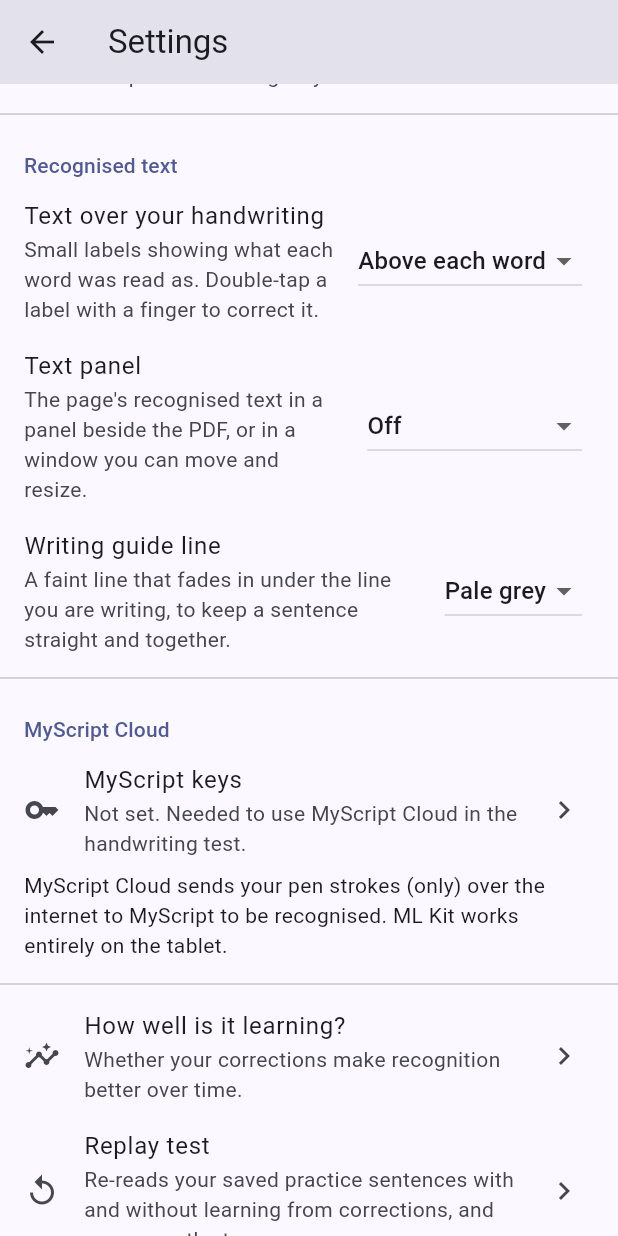
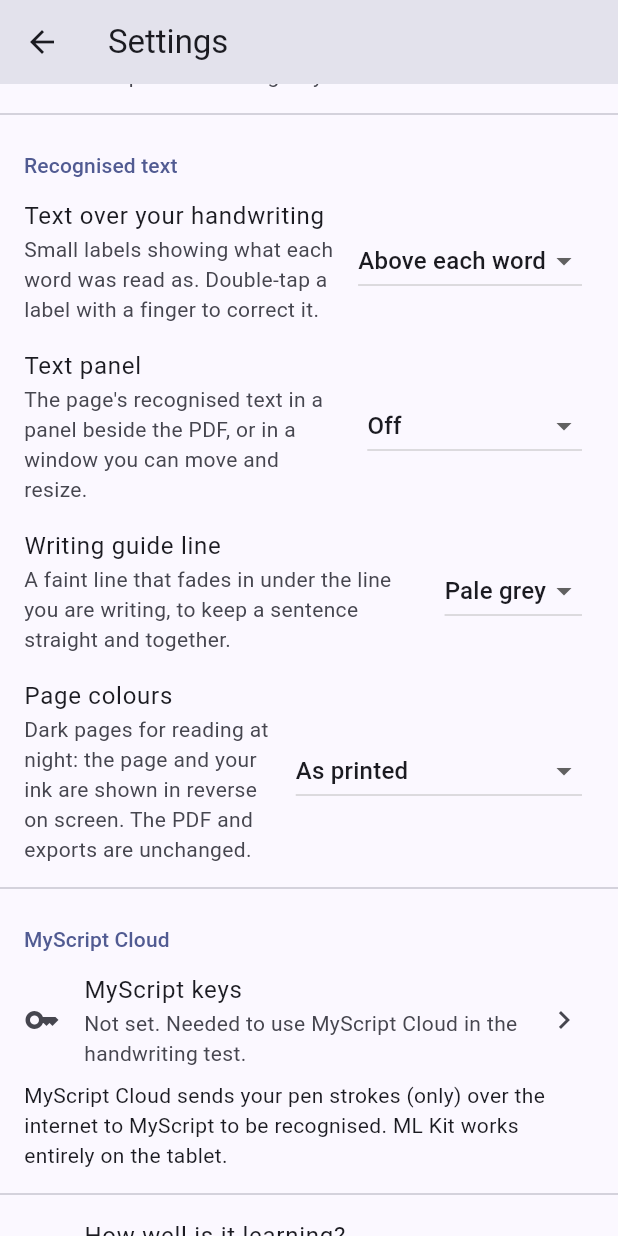
Before and after one commit to evilpuppypower/writing-recogniser-app, a Flutter app: the SettingsScreen screen opened directly, scrolled down 1728 dp, on a phone screen of 412 x 824 dp. Run offline on Flutter 3.47's test engine with Material 3 defaults, Android fonts, the phone set to English and light mode, and no system bars; our stand-ins replace share_plus, shared_preferences, sqflite; missing offline and left inert: dart:ffi, google_mlkit_digital_ink_recognition, pdfium_dart, pdfrx; accounts and stored records are empty.

Commit message:
Dark pages: pages and ink shown dark for night reading
Settings > Page colours: as printed, dark, or dark when the tablet is.
Only the screen changes; the PDF and exports are unchanged.

Co-Authored-By: Claude Opus 5.5 <noreply@anthropic.com>

```diff
--- a/lib/core/app_settings.dart
+++ b/lib/core/app_settings.dart
@@ -93,6 +93,18 @@ enum WritingGuide {
   final int colorArgb;
 }
 
+/// How PDF pages look (owner's request, 2026-10-15): as printed, dark for
+/// reading at night, or dark only while the tablet is in dark mode. Only
+/// the screen changes: never the PDF or an export.
+enum PageColours {
+  light('As printed'),
+  dark('Dark'),
+  system('Dark when the tablet is');
+
+  const PageColours(this.label);
+  final String label;
+}
+
 /// "Also convert handwriting I haven't converted" at export (owner's
 /// choice 1b): remembered from the last export once it has been chosen.
 enum ExportConvertRest {
@@ -121,6 +133,7 @@ class AppSettings {
     this.textLabels = TextLabelPlace.above,
     this.textPanel = TextPanelPlace.off,
     this.writingGuide = WritingGuide.grey,
+    this.pageColours = PageColours.light,
     this.exportConvertRest = ExportConvertRest.auto,
   });
 
@@ -218,6 +231,9 @@ class AppSettings {
   /// The guide line under the line being written, or off.
   final WritingGuide writingGuide;
 
+  /// See [PageColours].
+  final PageColours pageColours;
+
   /// The export dialog's "Also convert" tick, as last chosen.
   final ExportConvertRest exportConvertRest;
 
@@ -239,6 +255,7 @@ class AppSettings {
     TextLabelPlace? textLabels,
     TextPanelPlace? textPanel,
     WritingGuide? writingGuide,
+    PageColours? pageColours,
     ExportConvertRest? exportConvertRest,
   }) => AppSettings(
     appColour: appColour ?? this.appColour,
@@ -272,6 +289,7 @@ class AppSettings {
     textLabels: textLabels ?? this.textLabels,
     textPanel: textPanel ?? this.textPanel,
     writingGuide: writingGuide ?? this.writingGuide,
+    pageColours: pageColours ?? this.pageColours,
     exportConvertRest: exportConvertRest ?? this.exportConvertRest,
   );
 
@@ -293,6 +311,7 @@ class AppSettings {
     'textLabels': textLabels.name,
     'textPanel': textPanel.name,
     'writingGuide': writingGuide.name,
+    'pageColours': pageColours.name,
     'exportConvertRest': exportConvertRest.name,
   };
 
@@ -369,6 +388,7 @@ class AppSettings {
         m['writingGuide'],
         d.writingGuide,
       ),
+      pageColours: byName(PageColours.values, m['pageColours'], d.pageColours),
       exportConvertRest: byName(
         ExportConvertRest.values,
         m['exportConvertRest'],
@@ -397,6 +417,7 @@ class AppSettings {
       other.textLabels == textLabels &&
       other.textPanel == textPanel &&
       other.writingGuide == writingGuide &&
+      other.pageColours == pageColours &&
       other.exportConvertRest == exportConvertRest;
 
   @override
@@ -418,6 +439,7 @@ class AppSettings {
     textLabels,
     textPanel,
     writingGuide,
+    pageColours,
     exportConvertRest,
   );
 }
--- a/lib/settings/settings_screen.dart
+++ b/lib/settings/settings_screen.dart
@@ -588,6 +588,23 @@ class _SettingsScreenState extends State<SettingsScreen> {
               ],
             ),
           ),
+          ListTile(
+            title: const Text('Page colours'),
+            subtitle: const Text(
+              'Dark pages for reading at night: the page and your ink are '
+              'shown in reverse on screen. The PDF and exports are unchanged.',
+            ),
+            trailing: DropdownButton<PageColours>(
+              value: s.pageColours,
+              onChanged: (v) {
+                if (v != null) settings.update(s.copyWith(pageColours: v));
+              },
+              items: [
+                for (final c in PageColours.values)
+                  DropdownMenuItem(value: c, child: Text(c.label)),
+              ],
+            ),
+          ),
           const Divider(),
           const _Header('MyScript Cloud'),
           FutureBuilder(
--- a/lib/viewer/page_ink_layer.dart
+++ b/lib/viewer/page_ink_layer.dart
@@ -17,6 +17,7 @@ import '../core/stroke_grouping.dart' show InkBox, levelPoint;
 import '../core/typed_text.dart' show convertedGroups;
 import '../core/writing_guide.dart';
 import '../settings/settings_controller.dart';
+import 'dark_pages.dart';
 
 /// One undoable change: a page's strokes before and after.
 class _InkEdit {
@@ -944,6 +945,7 @@ class _PageInkLayerState extends State<PageInkLayer> {
   @override
   Widget build(BuildContext context) {
     final pressure = SettingsScope.valueOf(context).pressureResponse;
+    final dark = darkPagesOf(context);
     final layer = RawGestureDetector(
       behavior: HitTestBehavior.translucent,
       gestures: {
@@ -970,6 +972,7 @@ class _PageInkLayerState extends State<PageInkLayer> {
                 pressure: pressure,
                 cache: _picture,
                 showTyped: widget.showTyped,
+                dark: dark,
                 devicePixelRatio: MediaQuery.devicePixelRatioOf(context),
               ),
             ),
@@ -987,9 +990,13 @@ class _PageInkLayerState extends State<PageInkLayer> {
                   guide: _guide,
                   geometry: widget.geometry,
                   viewWidth: widget.viewWidth,
-                  colorArgb: SettingsScope.valueOf(context)
-                      .writingGuide
-                      .colorArgb,
+                  colorArgb: () {
+                    final c = SettingsScope.valueOf(context)
+                        .writingGuide
+                        .colorArgb;
+                    // On a dark page, a faint light line instead.
+                    return dark && c != 0 ? nightArgb(c) : c;
+                  }(),
                 ),
               ),
             ),
@@ -1014,6 +1021,7 @@ class _PageInkLayerState extends State<PageInkLayer> {
                 viewWidth: widget.viewWidth,
                 activeStyle: () => _style,
                 pressure: pressure,
+                dark: dark,
                 eraserAt: _eraserAt,
                 eraserRadius: () => _tools.eraserSize,
                 lassoing: () => _lassoing,
@@ -1244,9 +1252,13 @@ class _PageInkPainter extends CustomPainter {
     required this.cache,
     this.showTyped,
     this.devicePixelRatio = 1,
+    this.dark = false,
   }) : super(repaint: Listenable.merge([controller, ?showTyped, cache.ready]));
 
   final double devicePixelRatio;
+
+  /// Shown on a dark page (see darkPagesOf): colours turned round.
+  final bool dark;
 
   final ValueListenable<bool>? showTyped;
   final DocumentInkController controller;
@@ -1265,6 +1277,7 @@ class _PageInkPainter extends CustomPainter {
     final key = (
       strokes,
       typedShown,
+      dark,
       pressure,
       geometry.width,
       geometry.height,
@@ -1276,7 +1289,7 @@ class _PageInkPainter extends CustomPainter {
       // the page (never in the ready-made image).
       final pen = ui.PictureRecorder(), marker = ui.PictureRecorder();
       final penCanvas = Canvas(pen), markerCanvas = Canvas(marker);
-      final ink = _InkDrawer(geometry, viewWidth, pressure);
+      final ink = _InkDrawer(geometry, viewWidth, pressure, dark: dark);
       // Typed text shown instead of the ink of converted words.
       final typed = typedShown ? convertedGroups(strokes) : const <String>{};
       for (final s in strokes) {
@@ -1385,7 +1398,8 @@ class _PageInkPainter extends CustomPainter {
       old.pressure != pressure ||
       old.controller != controller ||
       old.cache != cache ||
-      old.devicePixelRatio != devicePixelRatio;
+      old.devicePixelRatio != devicePixelRatio ||
+      old.dark != dark;
 }
 
 /// What's being drawn right now: the stroke under the pen, the lasso, the
@@ -1401,7 +1415,10 @@ class _ActiveInkPainter extends CustomPainter {
     required this.eraserAt,
     required this.eraserRadius,
     this.lassoing,
+    this.dark = false,
   }) : super(repaint: Listenable.merge([active, eraserAt]));
+
+  final bool dark;
 
   final ValueNotifier<List<PageInkPoint>> active;
   final PageGeometry geometry;
@@ -1417,7 +1434,7 @@ class _ActiveInkPainter extends CustomPainter {
 
   @override
   void paint(Canvas canvas, Size size) {
-    final ink = _InkDrawer(geometry, viewWidth, pressure);
+    final ink = _InkDrawer(geometry, viewWidth, pressure, dark: dark);
     if (lassoing?.call() ?? false) {
       ink.drawLasso(canvas, active.value);
     } else {
@@ -1726,8 +1743,11 @@ final _widthStepLog = math.log(1.06);
 
 /// Draws strokes on a page laid out [viewWidth] pixels wide.
 class _InkDrawer {
-  _InkDrawer(this.geometry, this.viewWidth, this.pressure)
+  _InkDrawer(this.geometry, this.viewWidth, this.pressure, {this.dark = false})
     : scale = viewWidth / geometry.displayWidth;
+
+  /// Drawing on a dark page: ink colours turned round (see nightArgb).
+  final bool dark;
 
   final PageGeometry geometry;
   final double viewWidth;
@@ -1791,7 +1811,8 @@ class _InkDrawer {
       // readable underneath.
       final paint = Paint()
         ..color = Color(style.colorArgb).withValues(alpha: 0.4)
-        ..blendMode = BlendMode.multiply
+        // On a dark page, lightened instead (multiplied, it wouldn't show).
+        ..blendMode = dark ? BlendMode.screen : BlendMode.multiply
         ..strokeWidth = style.width * scale
         ..strokeCap = StrokeCap.butt
         ..strokeJoin = StrokeJoin.round
@@ -1810,7 +1831,7 @@ class _InkDrawer {
 
     // Pen: each segment's width follows the pen pressure.
     final paint = Paint()
-      ..color = Color(style.colorArgb)
+      ..color = Color(dark ? nightArgb(style.colorArgb) : style.colorArgb)
       ..strokeCap = StrokeCap.round
       ..style = PaintingStyle.stroke
       ..isAntiAlias = true;
--- a/lib/viewer/page_typed_text.dart
+++ b/lib/viewer/page_typed_text.dart
@@ -7,6 +7,7 @@ import '../core/page_coordinates.dart';
 import '../core/page_ink.dart';
 import '../core/stroke_grouping.dart' show InkBox, Slant, levelPoint;
 import '../core/typed_text.dart';
+import 'dark_pages.dart';
 import 'page_ink_layer.dart' show DocumentInkController;
 
 /// Handwriting converted to typed text (task 2.3c), drawn where the ink is,
@@ -40,13 +41,18 @@ class _PageTypedTextState extends State<PageTypedText> {
   Widget? _built;
   Object? _builtFrom;
 
+  /// Shown on a dark page: the text's colour turned round.
+  bool _dark = false;
+
   @override
   Widget build(BuildContext context) => ListenableBuilder(
     listenable: Listenable.merge([widget.controller, widget.showTyped]),
     builder: (context, _) {
       final strokes = widget.controller.ink.strokesOn(widget.pageNumber);
       final g = widget.geometry;
+      _dark = darkPagesOf(context);
       final from = (
+        _dark,
         widget.showTyped.value,
         strokes,
         (widget.viewWidth * 2).round(), // see PageTextLabels
@@ -98,7 +104,7 @@ class _PageTypedTextState extends State<PageTypedText> {
           softWrap: false,
           textScaler: TextScaler.noScaling,
           style: TextStyle(
-            color: Color(w.colorArgb),
+            color: Color(_dark ? nightArgb(w.colorArgb) : w.colorArgb),
             fontSize: shownFontSize(w.text, w.box, geometry) * scale,
             height: 1,
           ),
@@ -144,7 +150,7 @@ class _PageTypedTextState extends State<PageTypedText> {
               softWrap: false,
               textScaler: TextScaler.noScaling,
               style: TextStyle(
-                color: Color(w.colorArgb),
+                color: Color(_dark ? nightArgb(w.colorArgb) : w.colorArgb),
                 fontSize: w.fontSize * scale,
                 height: 1,
               ),
--- a/lib/viewer/pdf_viewer_screen.dart
+++ b/lib/viewer/pdf_viewer_screen.dart
@@ -39,6 +39,7 @@ import '../storage/sqlite_document_store.dart';
 import '../storage/sqlite_event_log.dart';
 import '../storage/sqlite_ink_store.dart';
 import 'ink_text_controller.dart';
+import 'dark_pages.dart';
 import 'frame_recorder.dart';
 import 'label_fade.dart';
 import 'page_ink_layer.dart';
@@ -348,7 +349,14 @@ class _PdfViewerScreenState extends State<PdfViewerScreen> {
   List<({int page, double top, int? pdf, HandwritingHit? hand})> _hits =
       const [];
   int _hitAt = -1;
-  late final _pagePainters = [_paintSearch];
+  late final _pagePainters = [_paintDark, _paintSearch];
+
+  /// Pages shown dark (Settings, Page colours), as last built.
+  bool _dark = false;
+
+  void _paintDark(Canvas canvas, Rect pageRect, PdfPage page) {
+    if (_dark) paintDarkPage(canvas, pageRect);
+  }
 
   void _openSearch() {
     setState(() => _searchOpen = true);
@@ -2053,7 +2061,19 @@ class _PdfViewerScreenState extends State<PdfViewerScreen> {
       },
       child: Scaffold(
         appBar: AppBar(
-          title: Text(widget.title, overflow: TextOverflow.ellipsis),
+          title: Builder(
+            builder: (context) {
+              // Pages repainted when dark pages are turned on or off.
+              final dark = darkPagesOf(context);
+              if (dark != _dark) {
+                _dark = dark;
+                WidgetsBinding.instance.addPostFrameCallback((_) {
+                  if (mounted && _controller.isReady) _controller.invalidate();
+                });
+              }
+              return Text(widget.title, overflow: TextOverflow.ellipsis);
+            },
+          ),
           bottom: _searchOpen ? _searchBar() : null,
           actions: [
             IconButton(
```
Also changed, not shown: lib/viewer/dark_pages.dart (added, +38 -0 lines), 3 other files.
